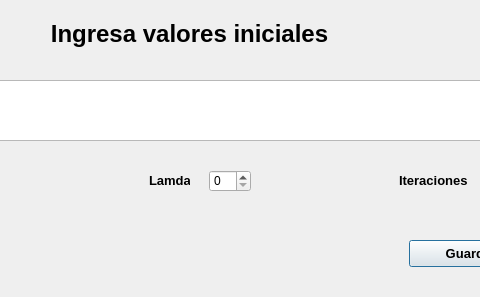
Old version of the form UI/valoresiniciales.ui in the repository dhoyoso/AnalisisNumerico; both pictures show x 241 to 721 and y 0 to 297 of the 862 by 297 pixel window.
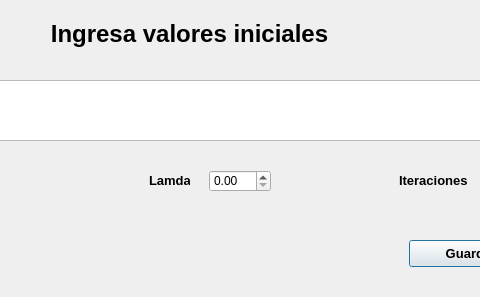
New version of the form.

What changed in the file:
```diff
--- a/UI/valoresiniciales.ui
+++ b/UI/valoresiniciales.ui
@@ -79,16 +79,6 @@
     <string>&lt;html&gt;&lt;head/&gt;&lt;body&gt;&lt;p&gt;&lt;span style=&quot; font-size:10pt; font-weight:600;&quot;&gt;Tolerancia&lt;/span&gt;&lt;/p&gt;&lt;/body&gt;&lt;/html&gt;</string>
    </property>
   </widget>
-  <widget class="QSpinBox" name="lamb">
-   <property name="geometry">
-    <rect>
-     <x>450</x>
-     <y>170</y>
-     <width>42</width>
-     <height>22</height>
-    </rect>
-   </property>
-  </widget>
   <widget class="QLabel" name="label_6">
    <property name="geometry">
     <rect>
@@ -125,6 +115,16 @@
     <string>&lt;html&gt;&lt;head/&gt;&lt;body&gt;&lt;p&gt;&lt;span style=&quot; font-size:10pt; font-weight:600;&quot;&gt;Iteraciones&lt;/span&gt;&lt;/p&gt;&lt;/body&gt;&lt;/html&gt;</string>
    </property>
   </widget>
+  <widget class="QDoubleSpinBox" name="lamb">
+   <property name="geometry">
+    <rect>
+     <x>450</x>
+     <y>170</y>
+     <width>62</width>
+     <height>22</height>
+    </rect>
+   </property>
+  </widget>
  </widget>
  <resources/>
  <connections/>
```
